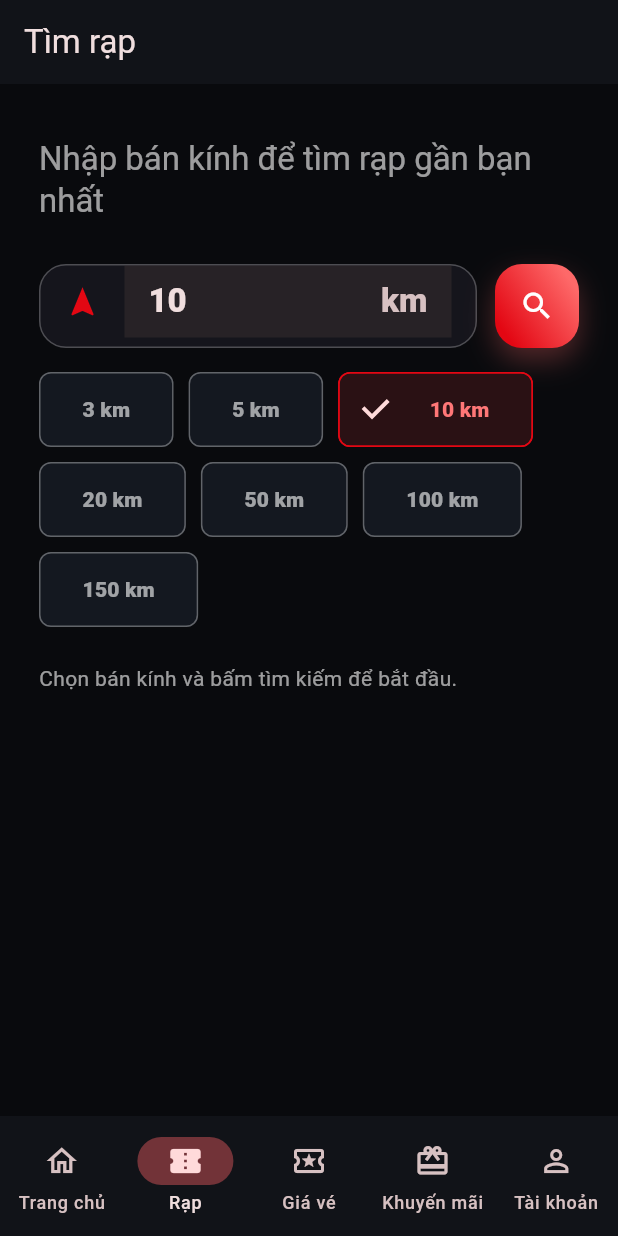
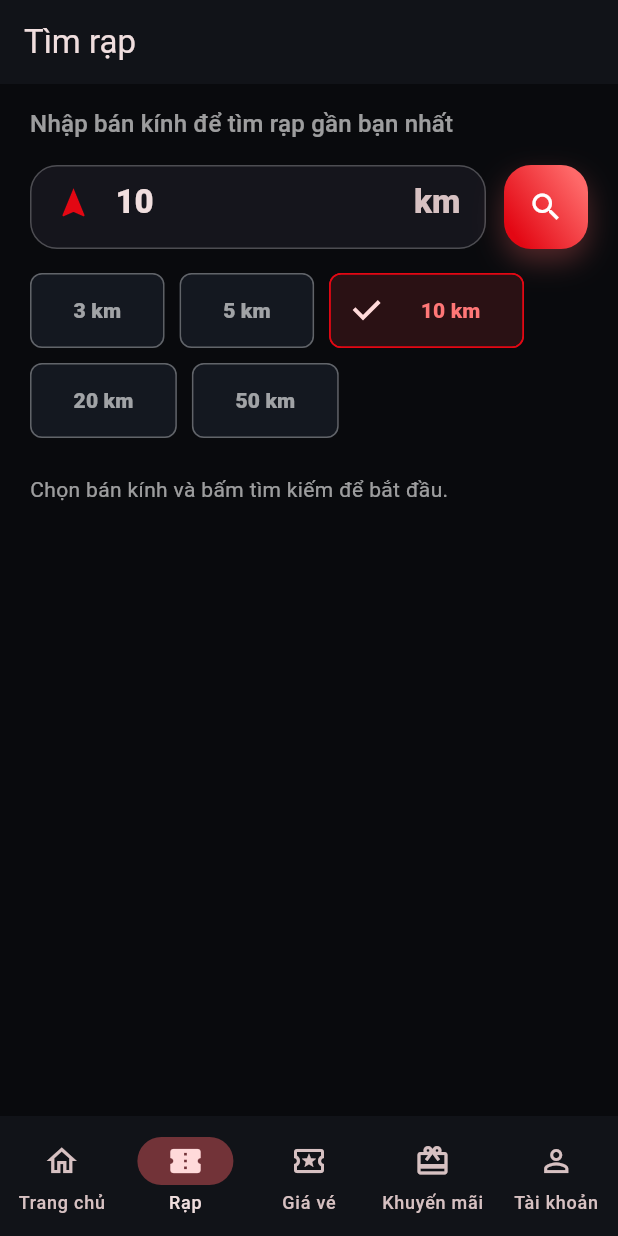
Before and after one commit to LightHousek3/MTBS-APP, a Flutter app: the screen it shows after launch, item 2 of the bottom bar chosen, on a phone screen of 412 x 824 dp. Run offline on Flutter 3.47's test engine with Material 3 defaults, Android fonts, the phone set to English and light mode, and no system bars; our stand-ins replace cached_network_image, dio, flutter_riverpod, flutter_secure_storage, freezed_annotation, geolocator and 4 more; missing offline and left inert: dart:ui_web, flutter_facebook_auth; network calls fail.

Commit message:
fix(nearby theater): Update background TextInput into transparent

```diff
--- a/lib/features/theaters/presentation/pages/theaters_page.dart
+++ b/lib/features/theaters/presentation/pages/theaters_page.dart
@@ -20,15 +20,15 @@ class TheatersPage extends ConsumerWidget {
       appBar: AppBar(title: Text('Tìm rạp')),
       body: SafeArea(
         child: ListView(
-          padding: const EdgeInsets.fromLTRB(26, 36, 26, 120),
+          padding: const EdgeInsets.fromLTRB(20, 15, 20, 120),
           children: <Widget>[
             Text(
               'Nhập bán kính để tìm rạp gần bạn nhất',
               style: Theme.of(
                 context,
-              ).textTheme.titleLarge?.copyWith(color: Colors.white60),
+              ).textTheme.titleMedium?.copyWith(color: Colors.white60),
             ),
-            const SizedBox(height: 28),
+            const SizedBox(height: 15),
             _RadiusSearchBar(state: current),
             const SizedBox(height: 16),
             _RadiusChips(state: current),
@@ -115,6 +115,8 @@ class _RadiusSearchBarState extends ConsumerState<_RadiusSearchBar> {
               context,
             ).textTheme.titleLarge?.copyWith(fontWeight: FontWeight.w900),
             decoration: const InputDecoration(
+              filled: false,
+              fillColor: Colors.transparent,
               border: InputBorder.none,
               icon: Icon(Icons.navigation, color: Color(0xFFE30713), size: 24),
               suffixText: 'km',
--- a/lib/features/theaters/presentation/view_models/theater_locator_controller.dart
+++ b/lib/features/theaters/presentation/view_models/theater_locator_controller.dart
@@ -45,7 +45,7 @@ abstract class TheaterLocatorState with _$TheaterLocatorState {
 class TheaterLocatorController extends AsyncNotifier<TheaterLocatorState> {
   static const minRadiusKm = 1;
   static const maxRadiusKm = 150;
-  static const radiusOptions = <int>[3, 5, 10, 20, 50, 100, 150];
+  static const radiusOptions = <int>[3, 5, 10, 20, 50];
 
   TheaterRepository get _repository => ref.read(theaterRepositoryProvider);
 
```
Also changed, not shown: lib/features/booking/presentation/pages/seat_selection_page.dart (+18 -23 lines).
